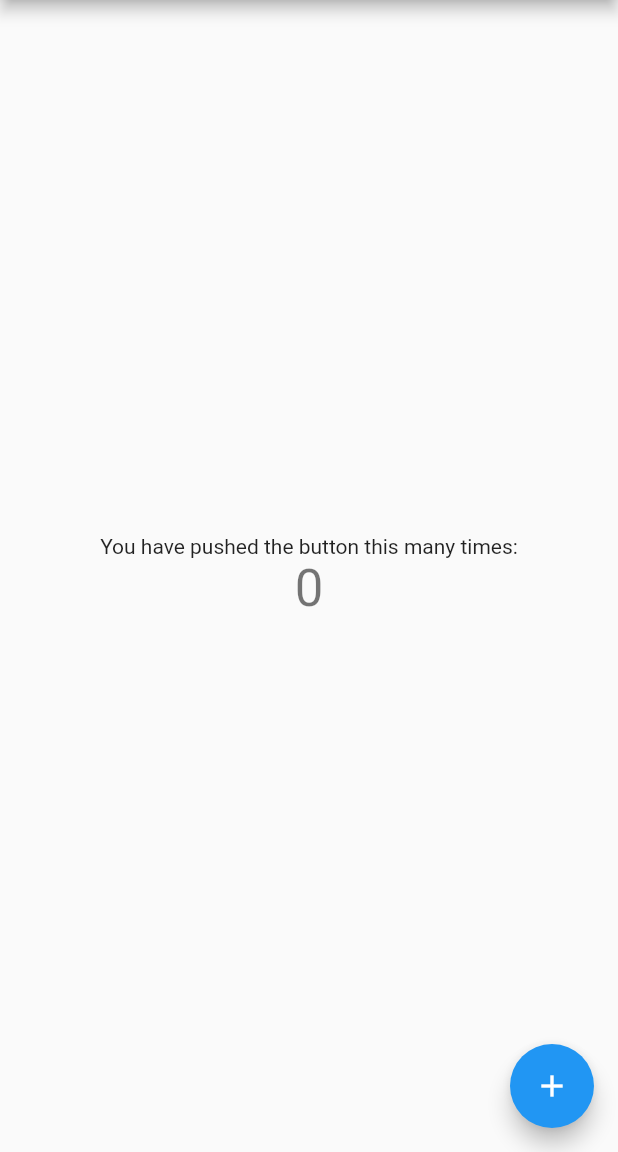
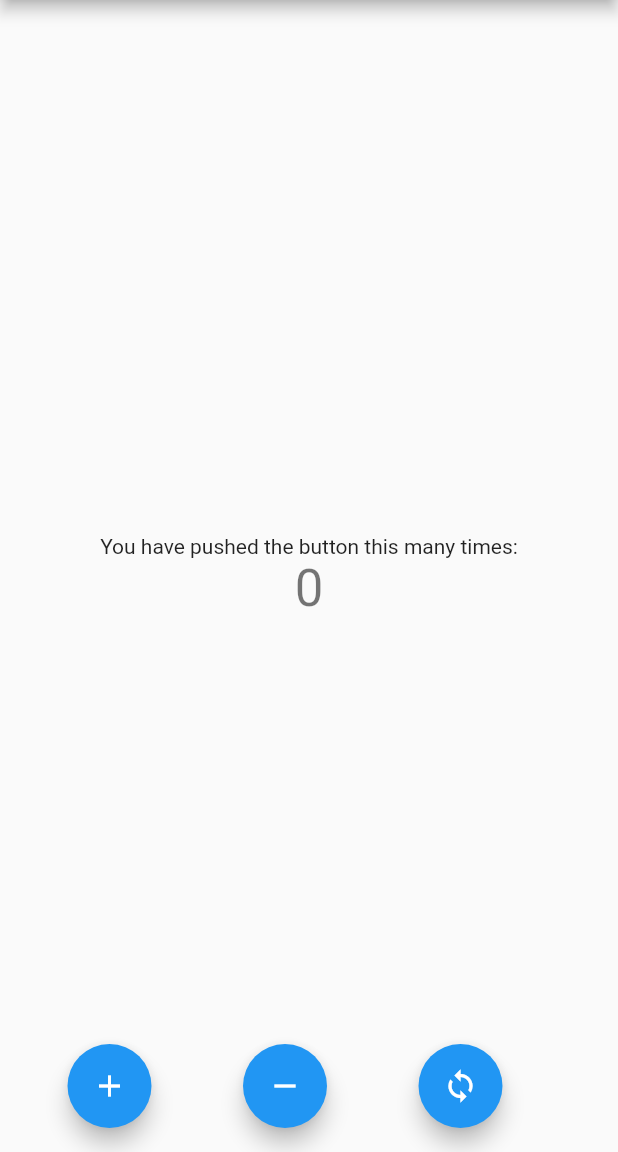
Before and after one commit to AyushSantri/Learning-BLoC-StateManagement, a Flutter app: the screen it shows after launch, on a phone screen of 412 x 824 dp, the part 84-1236 px from its top. Run offline on Flutter 3.47's test engine with Material 2 defaults, Android fonts, the phone set to English and light mode, and no system bars.

Commit message:
added two more floating action button

```diff
--- a/lib/main.dart
+++ b/lib/main.dart
@@ -1,3 +1,4 @@
+import 'package:flutter/cupertino.dart';
 import 'package:flutter/material.dart';
 import 'package:learning_bloc_state_management/counter_bloc.dart';
 
@@ -63,12 +64,31 @@ class _MyHomePageState extends State<MyHomePage> {
           ],
         ),
       ),
-      floatingActionButton: FloatingActionButton(
-        onPressed: () {
-          counterBloc.eventSink.add(CounterAction.Increment);
-        },
-        tooltip: 'Increment',
-        child: const Icon(Icons.add),
+      floatingActionButton: Row(
+        mainAxisAlignment: MainAxisAlignment.spaceEvenly,
+        children: [
+          FloatingActionButton(
+            onPressed: () {
+              counterBloc.eventSink.add(CounterAction.Increment);
+            },
+            tooltip: 'Increment',
+            child: const Icon(Icons.add),
+          ),
+          FloatingActionButton(
+            onPressed: () {
+              counterBloc.eventSink.add(CounterAction.Decrement);
+            },
+            tooltip: 'Decrement',
+            child: const Icon(Icons.remove),
+          ),
+          FloatingActionButton(
+            onPressed: () {
+              counterBloc.eventSink.add(CounterAction.Reset);
+            },
+            tooltip: 'Reset',
+            child: const Icon(Icons.loop),
+          ),
+        ],
       ),
     );
   }
```
